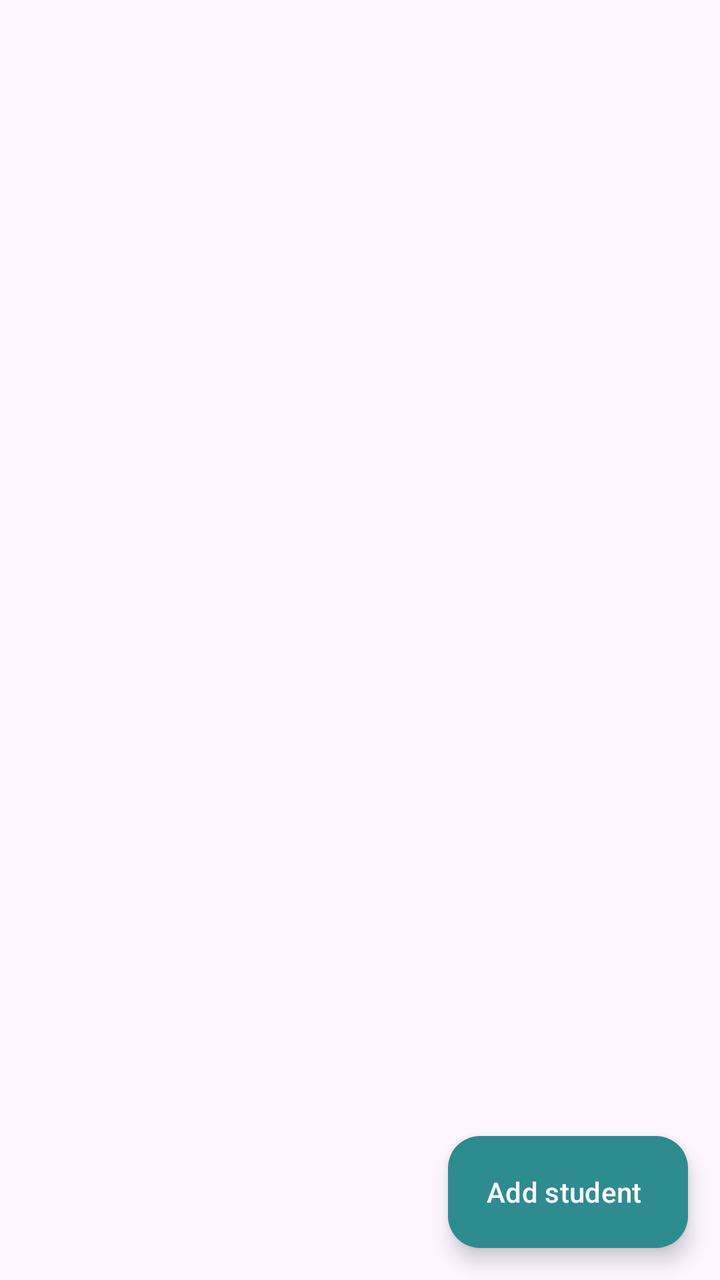
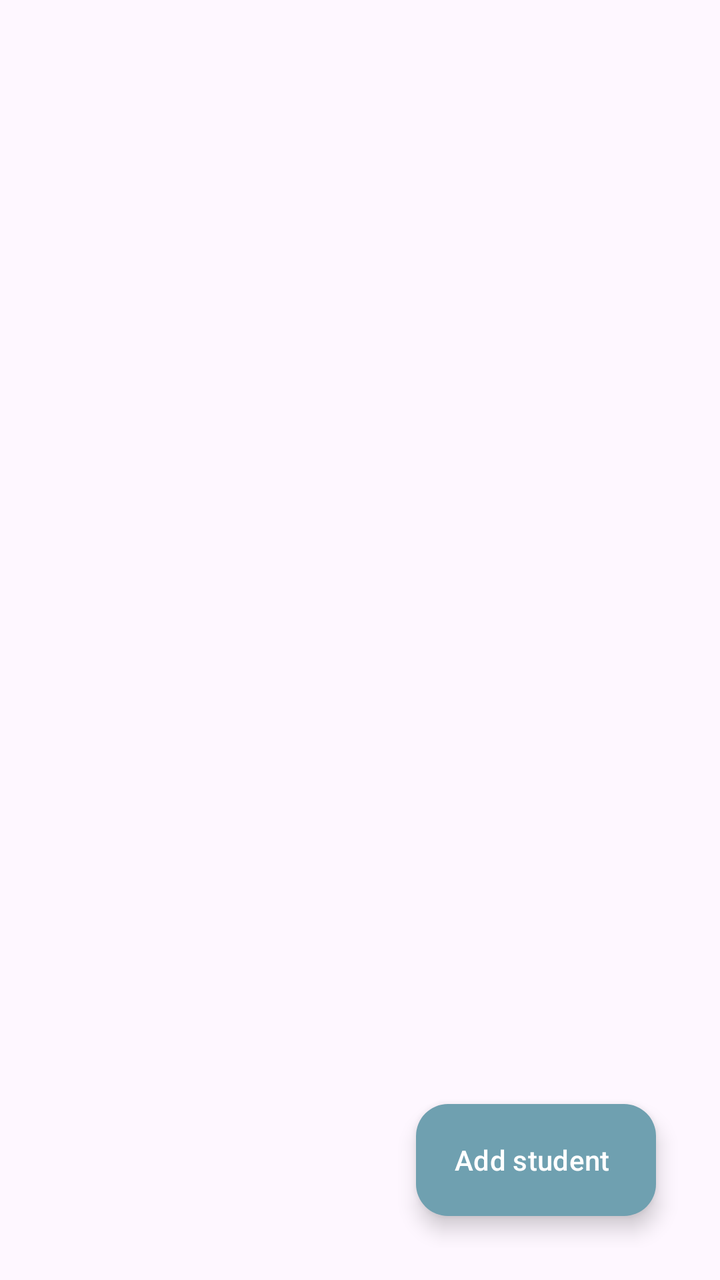

The first picture is an Android layout as it rendered before a commit; the second is the same layout after the commit. The layout source and the unified diff follow.
<!-- AndroidManifest.xml: application theme Theme.studentsapp -->
<!-- res/layout/activity_students_recycler_view.xml -->
<?xml version="1.0" encoding="utf-8"?>
<androidx.constraintlayout.widget.ConstraintLayout xmlns:android="http://schemas.android.com/apk/res/android"
    xmlns:app="http://schemas.android.com/apk/res-auto"
    xmlns:tools="http://schemas.android.com/tools"
    android:id="@+id/main"
    android:layout_width="match_parent"
    android:layout_height="match_parent"
    tools:context=".StudentsRecyclerViewActivity">

    <androidx.recyclerview.widget.RecyclerView
        android:id="@+id/students_recycler_view"
        android:layout_width="0dp"
        android:layout_height="0dp"
        app:layout_constraintTop_toTopOf="parent"
        app:layout_constraintBottom_toBottomOf="parent"
        app:layout_constraintStart_toStartOf="parent"
        app:layout_constraintEnd_toEndOf="parent" />

    <com.google.android.material.floatingactionbutton.ExtendedFloatingActionButton
        android:id="@+id/activity_students_recycler_view_add_student_button"
        android:layout_width="wrap_content"
        android:layout_height="wrap_content"
        android:text="Add student"
        android:icon="@android:drawable/ic_input_add"
        android:contentDescription="Add student"
        app:iconPadding="8dp"
        android:layout_margin="16dp"
        app:layout_constraintBottom_toBottomOf="parent"
        app:layout_constraintEnd_toEndOf="parent" />

</androidx.constraintlayout.widget.ConstraintLayout>
<!-- resources referenced by this layout -->
<resources>
  <style name="Theme.studentsapp" parent="Base.Theme.studentsapp" />
  <style name="Base.Theme.studentsapp" parent="Theme.Material3.DayNight.NoActionBar">
  
          
          <item name="colorPrimary">@color/teal_primary</item>
          <item name="colorOnPrimary">@color/teal_on_primary</item>
  
          
          <item name="colorPrimaryContainer">@color/teal_primary</item>
          <item name="colorOnPrimaryContainer">@color/teal_on_primary</item>
  
      </style>
  <color name="teal_primary">#2D8C90</color>
  <color name="teal_on_primary">#FFFFFF</color>
</resources>

<!-- the commit's change to res/layout/activity_students_recycler_view.xml (unified diff, before → after) -->
@@ -5,16 +5,35 @@
     android:id="@+id/main"
     android:layout_width="match_parent"
     android:layout_height="match_parent"
+    android:padding="16dp"
     tools:context=".StudentsRecyclerViewActivity">
+
+    <com.google.android.material.appbar.MaterialToolbar
+        android:id="@+id/toolbar"
+        android:layout_width="0dp"
+        android:layout_height="wrap_content"
+        android:title="@string/app_name"
+        android:subtitle="@string/title_students_list"
+        android:background="?attr/colorSurface"
+        app:titleTextColor="?attr/colorOnSurface"
+        app:subtitleTextColor="?attr/colorOnSurface"
+        app:titleCentered="false"
+        app:layout_constraintTop_toTopOf="parent"
+        app:layout_constraintStart_toStartOf="parent"
+        app:layout_constraintEnd_toEndOf="parent" />
 
     <androidx.recyclerview.widget.RecyclerView
         android:id="@+id/students_recycler_view"
         android:layout_width="0dp"
         android:layout_height="0dp"
-        app:layout_constraintTop_toTopOf="parent"
+        android:clipToPadding="false"
+        android:paddingTop="12dp"
+        android:paddingBottom="96dp"
+        app:layout_constraintTop_toBottomOf="@id/toolbar"
         app:layout_constraintBottom_toBottomOf="parent"
         app:layout_constraintStart_toStartOf="parent"
-        app:layout_constraintEnd_toEndOf="parent" />
+        app:layout_constraintEnd_toEndOf="parent"
+        tools:listitem="@layout/student_list_row" />
 
     <com.google.android.material.floatingactionbutton.ExtendedFloatingActionButton
         android:id="@+id/activity_students_recycler_view_add_student_button"
@@ -29,3 +48,90 @@
         app:layout_constraintEnd_toEndOf="parent" />
 
 </androidx.constraintlayout.widget.ConstraintLayout>
+<!-- res/layout/student_list_row.xml (included above) -->
+<?xml version="1.0" encoding="utf-8"?>
+<com.google.android.material.card.MaterialCardView xmlns:android="http://schemas.android.com/apk/res/android"
+    xmlns:app="http://schemas.android.com/apk/res-auto"
+    android:layout_width="match_parent"
+    android:layout_height="wrap_content"
+    android:clickable="true"
+    android:focusable="true"
+    android:foreground="?attr/selectableItemBackground"
+    app:cardCornerRadius="16dp"
+    app:cardElevation="2dp"
+    app:cardUseCompatPadding="true"
+    android:layout_marginBottom="2dp">
+
+    <androidx.constraintlayout.widget.ConstraintLayout
+        android:layout_width="match_parent"
+        android:layout_height="wrap_content"
+        android:padding="14dp">
+
+        
+        <com.google.android.material.imageview.ShapeableImageView
+            android:id="@+id/student_row_image_view"
+            android:layout_width="56dp"
+            android:layout_height="56dp"
+            android:contentDescription="@string/app_name"
+            android:scaleType="centerCrop"
+            app:shapeAppearanceOverlay="@style/ShapeOverlayCircular"
+            app:srcCompat="@drawable/student_avatar"
+            app:layout_constraintStart_toStartOf="parent"
+            app:layout_constraintTop_toTopOf="parent"
+            app:layout_constraintBottom_toBottomOf="parent" />
+
+        
+        <CheckBox
+            android:id="@+id/student_row_check_box"
+            android:layout_width="wrap_content"
+            android:layout_height="wrap_content"
+            app:layout_constraintEnd_toEndOf="parent"
+            app:layout_constraintTop_toTopOf="parent"
+            app:layout_constraintBottom_toBottomOf="parent" />
+
+        
+        <TextView
+            android:id="@+id/student_row_checked_text_view"
+            android:layout_width="wrap_content"
+            android:layout_height="wrap_content"
+            android:layout_marginEnd="8dp"
+            android:text="Not checked"
+            android:textSize="12sp"
+            android:alpha="0.75"
+            app:layout_constraintEnd_toStartOf="@id/student_row_check_box"
+            app:layout_constraintTop_toTopOf="@id/student_row_check_box"
+            app:layout_constraintBottom_toBottomOf="@id/student_row_check_box" />
+
+        
+        <TextView
+            android:id="@+id/student_row_name_text_view"
+            android:layout_width="0dp"
+            android:layout_height="wrap_content"
+            android:layout_marginStart="12dp"
+            android:text="Student Name"
+            android:textSize="16sp"
+            android:textStyle="bold"
+            android:maxLines="1"
+            android:ellipsize="end"
+            app:layout_constraintStart_toEndOf="@id/student_row_image_view"
+            app:layout_constraintEnd_toStartOf="@id/student_row_checked_text_view"
+            app:layout_constraintTop_toTopOf="@id/student_row_image_view" />
+
+        
+        <TextView
+            android:id="@+id/student_row_id_text_view"
+            android:layout_width="0dp"
+            android:layout_height="wrap_content"
+            android:layout_marginStart="12dp"
+            android:layout_marginTop="4dp"
+            android:text="123456789"
+            android:alpha="0.75"
+            android:maxLines="1"
+            android:ellipsize="end"
+            app:layout_constraintStart_toEndOf="@id/student_row_image_view"
+            app:layout_constraintEnd_toStartOf="@id/student_row_checked_text_view"
+            app:layout_constraintTop_toBottomOf="@id/student_row_name_text_view" />
+
+    </androidx.constraintlayout.widget.ConstraintLayout>
+
+</com.google.android.material.card.MaterialCardView>
<!-- resource entries referenced after the edit -->
@@ -1,5 +1,12 @@
 <!-- resources referenced by this layout -->
 <resources>
+  <!-- drawable student_avatar: png bitmap (drawable, 253398 bytes) -->
+  <string name="app_name">Students App</string>
+  <string name="title_students_list">By Shaked Alon and Roni Naor Golan</string>
+  <style name="ShapeOverlayCircular">
+          <item name="cornerFamily">rounded</item>
+          <item name="cornerSize">50%</item>
+      </style>
   <style name="Theme.studentsapp" parent="Base.Theme.studentsapp" />
   <style name="Base.Theme.studentsapp" parent="Theme.Material3.DayNight.NoActionBar">
   
@@ -12,7 +19,7 @@
           <item name="colorOnPrimaryContainer">@color/teal_on_primary</item>
   
       </style>
-  <color name="teal_primary">#2D8C90</color>
-  <color name="teal_on_primary">#FFFFFF</color>
+  <color name="teal_primary">#6fa0b0</color>
+  <color name="teal_on_primary">#ffffff</color>
 </resources>
 
